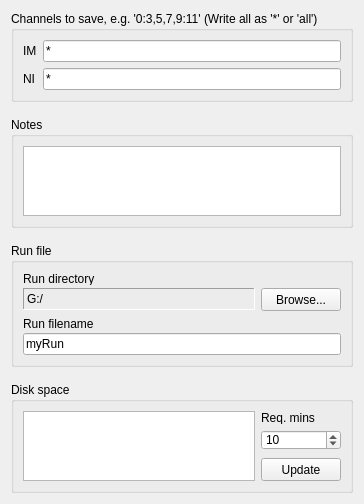
Above: Forms/SeeNSaveTab.ui from billkarsh/SpikeGLX before the change. Below: the same form after it.
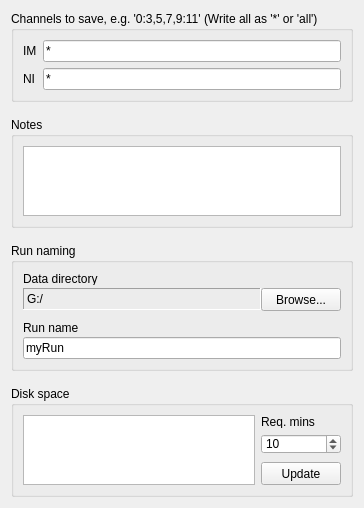
That is the form after the change.

```diff
--- a/Forms/SeeNSaveTab.ui
+++ b/Forms/SeeNSaveTab.ui
@@ -7,7 +7,7 @@
     <x>0</x>
     <y>0</y>
     <width>364</width>
-    <height>484</height>
+    <height>478</height>
    </rect>
   </property>
   <property name="baseSize">
@@ -86,9 +86,12 @@
    <item row="2" column="0">
     <widget class="QGroupBox" name="runGB">
      <property name="title">
-      <string>Run file</string>
+      <string>Run naming</string>
      </property>
      <layout class="QGridLayout" name="gridLayout_6">
+      <property name="verticalSpacing">
+       <number>10</number>
+      </property>
       <item row="0" column="0">
        <layout class="QGridLayout" name="gridLayout_5">
         <property name="verticalSpacing">
@@ -109,7 +112,7 @@
            </size>
           </property>
           <property name="text">
-           <string>Run directory</string>
+           <string>Data directory</string>
           </property>
           <property name="alignment">
            <set>Qt::AlignLeading|Qt::AlignLeft|Qt::AlignVCenter</set>
@@ -168,7 +171,7 @@
         </item>
        </layout>
       </item>
-      <item row="2" column="0">
+      <item row="1" column="0">
        <layout class="QVBoxLayout" name="verticalLayout">
         <property name="spacing">
          <number>3</number>
@@ -188,7 +191,7 @@
            </size>
           </property>
           <property name="text">
-           <string>Run filename</string>
+           <string>Run name</string>
           </property>
           <property name="alignment">
            <set>Qt::AlignLeading|Qt::AlignLeft|Qt::AlignVCenter</set>
@@ -210,22 +213,6 @@
         </item>
        </layout>
       </item>
-      <item row="1" column="0">
-       <spacer name="verticalSpacer_2">
-        <property name="orientation">
-         <enum>Qt::Vertical</enum>
-        </property>
-        <property name="sizeType">
-         <enum>QSizePolicy::Preferred</enum>
-        </property>
-        <property name="sizeHint" stdset="0">
-         <size>
-          <width>20</width>
-          <height>6</height>
-         </size>
-        </property>
-       </spacer>
-      </item>
      </layout>
     </widget>
    </item>
```
Left out of the diff: 8 changed lines with no effect on the pictures.
